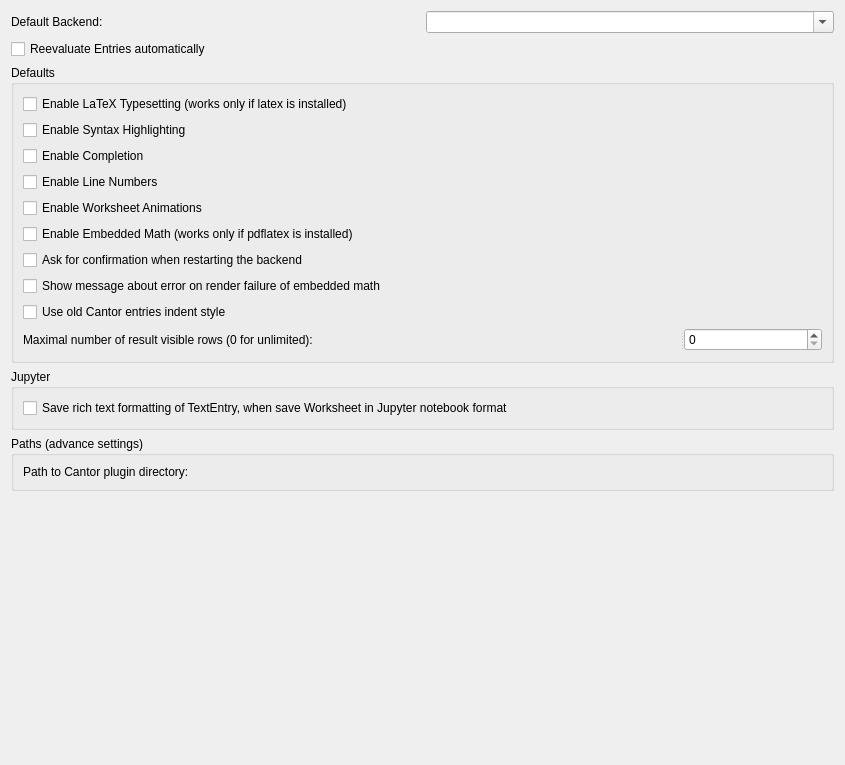
The window that src/settings.ui (KDE/cantor) describes before a commit, drawn with Qt 5.
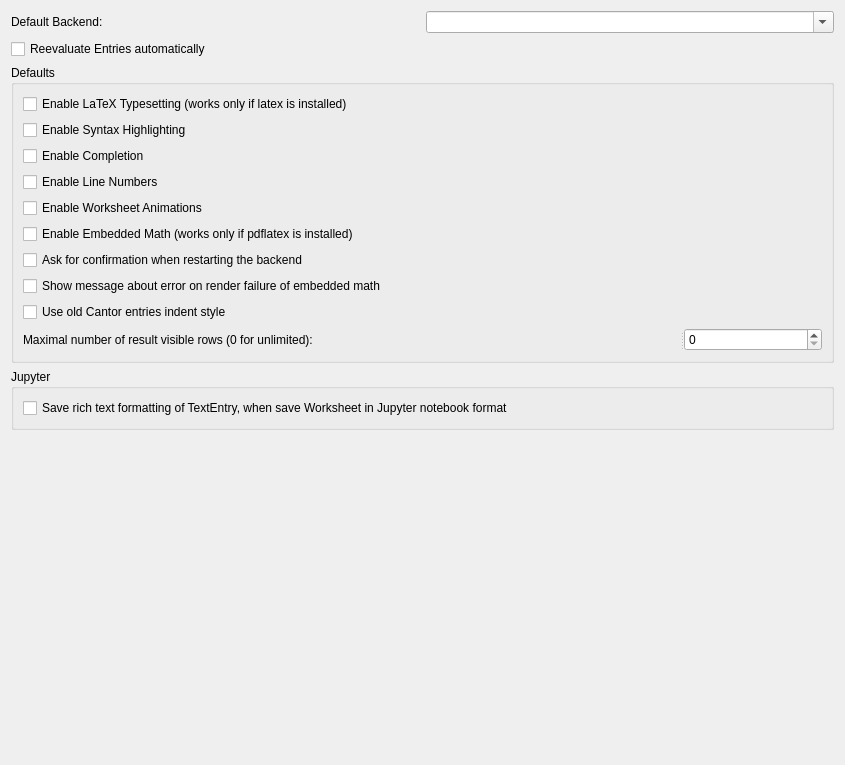
The same window after the commit. Custom widgets are drawn as their Qt base class.

Commit message: Remove Cantor Plugin Path from settings and update some infor in Readme

Diff of the .ui file:
```diff
--- a/src/settings.ui
+++ b/src/settings.ui
@@ -188,33 +188,6 @@
        </layout>
       </widget>
      </item>
-     <item>
-      <widget class="QGroupBox" name="groupBox2">
-       <property name="title">
-        <string>Paths (advance settings)</string>
-       </property>
-       <layout class="QVBoxLayout" name="verticalLayout_5">
-        <item>
-         <layout class="QHBoxLayout" name="horizontalLayout2">
-          <item>
-           <widget class="QLabel" name="label2">
-            <property name="text">
-             <string>Path to Cantor plugin directory:</string>
-            </property>
-           </widget>
-          </item>
-          <item>
-           <widget class="KUrlRequester" name="kcfg_PathToCantorPluginsDir" native="true">
-            <property name="toolTip">
-             <string>Path to directory, which contains Cantor backend plugins. This is important setting - with wrong path Cantor can't create any worksheets.</string>
-            </property>
-           </widget>
-          </item>
-         </layout>
-        </item>
-       </layout>
-      </widget>
-     </item>
     </layout>
    </item>
    <item>
```
The commit also changes 4 other files.
